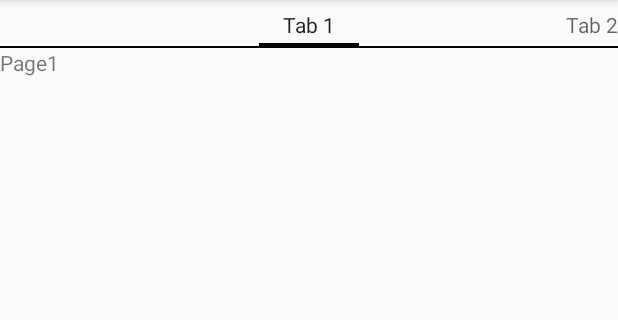
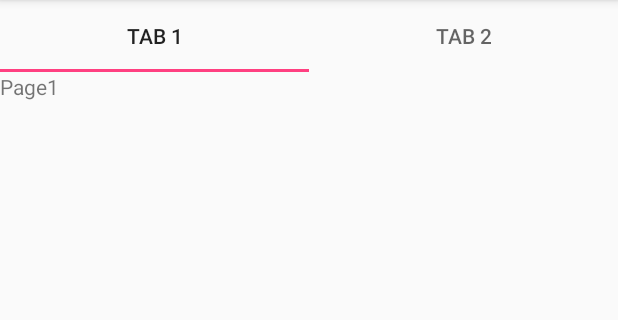
Before and after one commit to sayami007/planetInnovative, an Android app: the screen it shows after launch (MainActivity), on a phone screen of 412 x 824 dp, the part 84-404 px from its top. Run offline under Robolectric (Android 15) with nearby library versions, the phone set to English and light mode, and no system bars.

Commit message:
updated tablayout

```diff
--- a/Codes/frags/app/build.gradle
+++ b/Codes/frags/app/build.gradle
@@ -21,4 +21,5 @@ android {
 dependencies {
     implementation fileTree(include: ['*.jar'], dir: 'libs')
     implementation 'com.android.support:appcompat-v7:27.1.1'
+    implementation 'com.android.support:design:27.1.1'
 }
--- a/Codes/frags/app/src/main/java/com/planetinnovative/frags/MainActivity.java
+++ b/Codes/frags/app/src/main/java/com/planetinnovative/frags/MainActivity.java
@@ -1,6 +1,7 @@
 package com.planetinnovative.frags;
 
 import android.app.FragmentManager;
+import android.support.design.widget.TabLayout;
 import android.support.v4.app.Fragment;
 import android.support.v4.app.FragmentPagerAdapter;
 import android.support.v4.view.PagerTabStrip;
@@ -15,7 +16,9 @@ public class MainActivity extends AppCompatActivity {
     protected void onCreate(Bundle savedInstanceState) {
         super.onCreate(savedInstanceState);
         setContentView(R.layout.activity_main);
+        TabLayout layout = findViewById(R.id.tab);
         ViewPager pager = findViewById(R.id.viewpager);
         pager.setAdapter(new PageAdapter(getSupportFragmentManager()));
+        layout.setupWithViewPager(pager);
     }
 }
--- a/Codes/frags/app/src/main/res/layout/activity_main.xml
+++ b/Codes/frags/app/src/main/res/layout/activity_main.xml
@@ -1,17 +1,16 @@
 <LinearLayout xmlns:android="http://schemas.android.com/apk/res/android"
     android:layout_width="match_parent"
-    android:layout_height="match_parent">
+    android:layout_height="match_parent"
+    android:orientation="vertical">
 
+    <android.support.design.widget.TabLayout
+        android:layout_width="match_parent"
+        android:id="@+id/tab"
+        android:layout_height="wrap_content" />
 
     <android.support.v4.view.ViewPager
+        android:id="@+id/viewpager"
         android:layout_width="match_parent"
-        android:layout_height="match_parent"
-        android:id="@+id/viewpager">
-
-        <android.support.v4.view.PagerTabStrip
-            android:id="@+id/title"
-            android:layout_width="match_parent"
-            android:layout_height="wrap_content"/>
-    </android.support.v4.view.ViewPager>
+        android:layout_height="match_parent"/>
 
 </LinearLayout>
```
